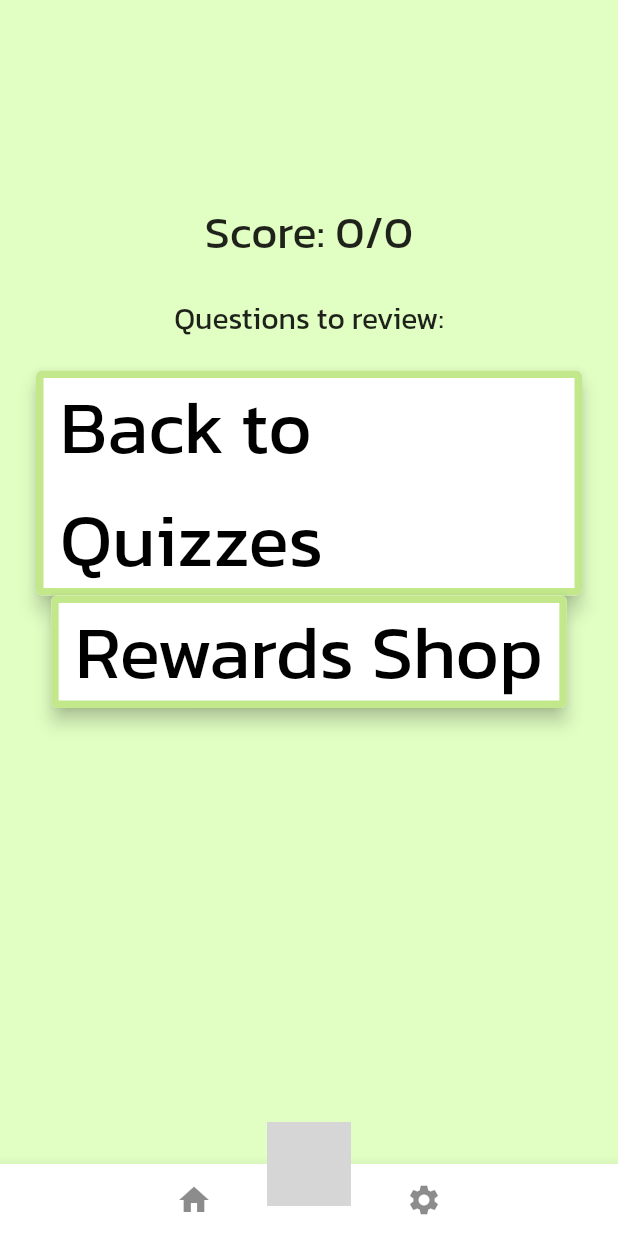
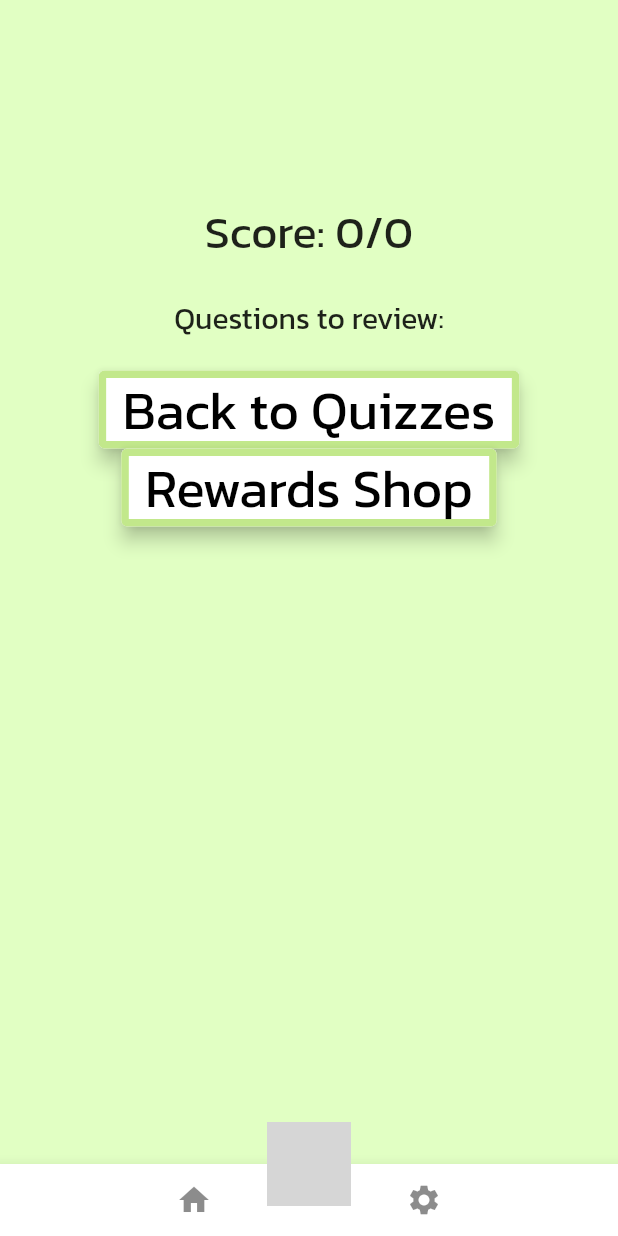
Before and after one commit to Alex-Laney/JuniorDesign2329, a Flutter app: the ResultsScreen screen opened directly with empty values, on a phone screen of 412 x 824 dp. Run offline on Flutter 3.47's test engine with Material 2 defaults, Android fonts, the phone set to English and light mode, and no system bars; our stand-ins replace animate_do, audio_video_progress_bar, hive, hive_flutter, just_audio, rxdart and 1 more; missing offline and left inert: circular_menu; accounts and stored records are empty; grey boxes are pictures that could not be loaded.

Commit message:
Smaller Quiz Results buttons

```diff
--- a/lib/Quizzes/Results.dart
+++ b/lib/Quizzes/Results.dart
@@ -76,7 +76,7 @@ class ResultsScreen extends StatelessWidget {
         Navigator.of(context, rootNavigator: true).pushNamed("/quizzes");
       },
       child:
-          Text('Back to Quizzes', style: TextStyle(fontSize: 50, color: Colors.black)),
+          Text('Back to Quizzes', style: TextStyle(fontSize: 35, color: Colors.black)),
     ));
 
     disp.add(OutlinedButton(
@@ -91,7 +91,7 @@ class ResultsScreen extends StatelessWidget {
         Navigator.of(context, rootNavigator: true).pushNamed("/rewardGallery");
       },
       child:
-          Text('Rewards Shop', style: TextStyle(fontSize: 50, color: Colors.black)),
+          Text('Rewards Shop', style: TextStyle(fontSize: 35, color: Colors.black)),
     ));
 
 
```
